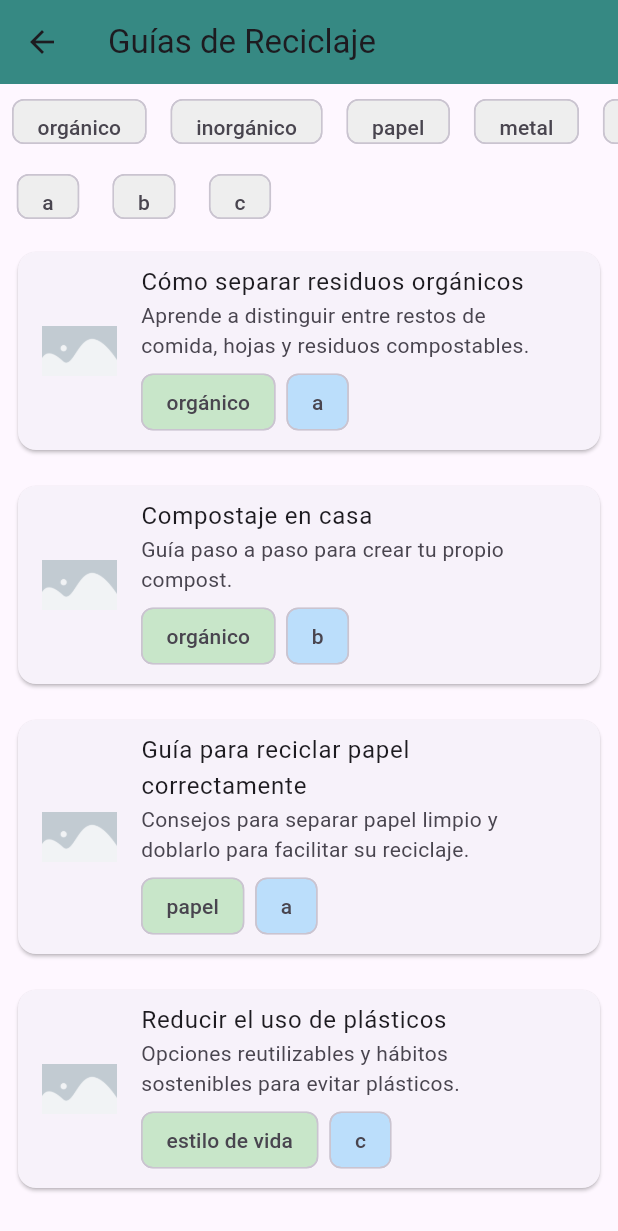
After one commit to Roberto-PM2/Infinitary_App, a Flutter app: the screen it shows after launch, after a tap on "Guías", on a phone screen of 412 x 824 dp. The commit adds this screen. Shown: the top 1231 px of the screen. Run offline on Flutter 3.47's test engine with Material 3 defaults, Android fonts, the phone set to English and light mode, and no system bars; our stand-ins replace flutter_local_notifications, flutter_map, flutter_timezone, geolocator, hive_ce, hive_ce_flutter and 2 more; missing offline and left inert: open_route_service; accounts and stored records are empty.

Commit message:
mapa y layout de guias

```diff
--- /dev/null
+++ b/eco_habit/lib/guias_page.dart
@@ -0,0 +1,174 @@
+import 'package:flutter/material.dart';
+import 'model_guias.dart';
+
+class GuiasPage extends StatefulWidget {
+  const GuiasPage({super.key});
+
+  @override
+  State<GuiasPage> createState() => _GuiasPageState();
+}
+
+class _GuiasPageState extends State<GuiasPage> {
+  final List<String> categorias = [
+    'orgánico',
+    'inorgánico',
+    'papel',
+    'metal',
+    'cartón',
+    'estilo de vida'
+  ];
+  final List<String> subcategorias = ['a', 'b', 'c'];
+  String? filtroCategoria;
+  String? filtroSubcategoria;
+
+  @override
+  Widget build(BuildContext context) {
+    // Lógica de filtrado mejorada
+    final guiasFiltradas = _filtrarGuias();
+
+    return Scaffold(
+      appBar: AppBar(
+        title: const Text('Guías de Reciclaje'),
+        backgroundColor: const Color(0xff368983),
+      ),
+      body: Column(
+        children: [
+          // Filtro de categorías
+          SizedBox(
+            height: 50,
+            child: ListView.builder(
+              scrollDirection: Axis.horizontal,
+              itemCount: categorias.length,
+              itemBuilder: (context, index) {
+                final cat = categorias[index];
+                return Padding(
+                  padding: const EdgeInsets.symmetric(horizontal: 8, vertical: 10),
+                  child: ChoiceChip(
+                    label: Text(cat),
+                    selected: filtroCategoria == cat,
+                    onSelected: (selected) {
+                      setState(() {
+                        filtroCategoria = selected ? cat : null;
+                      });
+                    },
+                    selectedColor: Colors.green.shade300,
+                    backgroundColor: Colors.grey.shade200,
+                  ),
+                );
+              },
+            ),
+          ),
+
+          // Filtro de subcategorías
+          SizedBox(
+            height: 50,
+            child: ListView.builder(
+              scrollDirection: Axis.horizontal,
+              itemCount: subcategorias.length, // Corregido: usar subcategorias.length
+              itemBuilder: (context, index) {
+                final subcat = subcategorias[index];
+                return Padding(
+                  padding: const EdgeInsets.symmetric(horizontal: 8, vertical: 10),
+                  child: ChoiceChip(
+                    label: Text(subcat),
+                    selected: filtroSubcategoria == subcat,
+                    onSelected: (selected) {
+                      setState(() {
+                        filtroSubcategoria = selected ? subcat : null;
+                      });
+                    },
+                    selectedColor: Colors.blue.shade300, // Color diferente para distinguir
+                    backgroundColor: Colors.grey.shade200,
+                  ),
+                );
+              },
+            ),
+          ),
+
+          // Botones para limpiar filtros
+          if (filtroCategoria != null || filtroSubcategoria != null)
+            Row(
+              mainAxisAlignment: MainAxisAlignment.center,
+              children: [
+                if (filtroCategoria != null)
+                  TextButton(
+                    onPressed: () {
+                      setState(() {
+                        filtroCategoria = null;
+                      });
+                    },
+                    child: const Text('Limpiar categoría'),
+                  ),
+                if (filtroSubcategoria != null)
+                  TextButton(
+                    onPressed: () {
+                      setState(() {
+                        filtroSubcategoria = null;
+                      });
+                    },
+                    child: const Text('Limpiar subcategoría'),
+                  ),
+              ],
+            ),
+
+          Expanded(
+            child: ListView.builder(
+              itemCount: guiasFiltradas.length,
+              itemBuilder: (context, index) {
+                final guia = guiasFiltradas[index];
+                return Card(
+                  margin: const EdgeInsets.all(12),
+                  child: ListTile(
+                    leading: Image.asset(guia.imagenUrl, width: 50, fit: BoxFit.cover),
+                    title: Text(guia.titulo),
+                    subtitle: Column(
+                      crossAxisAlignment: CrossAxisAlignment.start,
+                      children: [
+                        Text(guia.descripcion),
+                        const SizedBox(height: 4),
+                        Row(
+                          children: [
+                            Chip(
+                              label: Text(guia.categoria),
+                              backgroundColor: Colors.green.shade100,
+                            ),
+                            const SizedBox(width: 4),
+                            Chip(
+                              label: Text(guia.subcategoria),
+                              backgroundColor: Colors.blue.shade100,
+                            ),
+                          ],
+                        ),
+                      ],
+                    ),
+                  ),
+                );
+              },
+            ),
+          ),
+        ],
+      ),
+    );
+  }
+
+  List<Guia> _filtrarGuias() {
+    // Caso 1: Ningún filtro seleccionado
+    if (filtroCategoria == null && filtroSubcategoria == null) {
+      return listaGuias;
+    }
+    // Caso 2: Solo categoría seleccionada
+    else if (filtroCategoria != null && filtroSubcategoria == null) {
+      return listaGuias.where((g) => g.categoria == filtroCategoria).toList();
+    }
+    // Caso 3: Solo subcategoría seleccionada
+    else if (filtroCategoria == null && filtroSubcategoria != null) {
+      return listaGuias.where((g) => g.subcategoria == filtroSubcategoria).toList();
+    }
+    // Caso 4: Ambos filtros seleccionados
+    else {
+      return listaGuias
+          .where((g) => g.categoria == filtroCategoria && g.subcategoria == filtroSubcategoria)
+          .toList();
+    }
+  }
+}
--- a/eco_habit/lib/home_page.dart
+++ b/eco_habit/lib/home_page.dart
@@ -1,9 +1,13 @@
 import 'package:eco_habit/huella_page.dart';
 import 'package:eco_habit/lista_centros.dart';
+import 'package:eco_habit/mapa_page.dart';
 import 'package:flutter/material.dart';
 import 'alerts_page.dart';
 import 'notifications_service.dart';
 import 'politica.dart';
+import 'package:geolocator/geolocator.dart';
+import 'guias_page.dart';
+
 
 class HomePage extends StatefulWidget {
   const HomePage({super.key});
@@ -13,6 +17,27 @@ class HomePage extends StatefulWidget {
 }
 
 class _HomePageState extends State<HomePage> {
+  Future<Position> determinePosition() async{
+    LocationPermission permission;
+    permission = await Geolocator.checkPermission();
+    if (permission == LocationPermission.denied) {
+      permission = await Geolocator.requestPermission();
+      if (permission == LocationPermission.denied) {
+        return Future.error('error');
+
+      }
+
+    }
+    return await Geolocator.getCurrentPosition();
+
+  }
+
+  void getCurrentLocation() async {
+    Position position = await determinePosition();
+    print(position.latitude);
+    print(position.longitude);
+  }
+
   @override
   Widget build(BuildContext context) {
     return Scaffold(
@@ -47,8 +72,25 @@ class _HomePageState extends State<HomePage> {
                         MaterialPageRoute(builder: (context) => HuellaCarbono()),
                       );
                     }),
+
                     const SizedBox(height: 20),
-                    _buildDisabledButton(Icons.menu_book, 'Guías'),
+                    _buildButton(Icons.menu_book, 'Guías', () {
+                      Navigator.push(
+                        context,
+                        MaterialPageRoute(builder: (context) => const GuiasPage()),
+                      );
+                    }),
+
+                    const SizedBox(height: 40),
+                    TextButton(
+                      onPressed: () {
+                        getCurrentLocation();
+                      },
+                      child: const Text(
+                        'clic aqui para activar permisos',
+                        style: TextStyle(fontSize: 16, color: Colors.green),
+                      ),
+                    ),
                     const SizedBox(height: 40),
                     TextButton(
                       onPressed: () {
--- /dev/null
+++ b/eco_habit/lib/model_guias.dart
@@ -0,0 +1,47 @@
+class Guia {
+  final String titulo;
+  final String descripcion;
+  final String categoria; // Ej: 'orgánico', 'inorgánico', 'papel', etc.
+  final String subcategoria; // Nueva propiedad: 'a', 'b' o 'c'
+  final String imagenUrl;
+
+  Guia({
+    required this.titulo,
+    required this.descripcion,
+    required this.categoria,
+    required this.subcategoria,
+    required this.imagenUrl,
+  });
+}
+
+final List<Guia> listaGuias = [
+  Guia(
+    titulo: 'Cómo separar residuos orgánicos',
+    descripcion: 'Aprende a distinguir entre restos de comida, hojas y residuos compostables.',
+    categoria: 'orgánico',
+    subcategoria: 'a',
+    imagenUrl: 'assets/images/placeholder.png',
+  ),
+  Guia(
+    titulo: 'Compostaje en casa',
+    descripcion: 'Guía paso a paso para crear tu propio compost.',
+    categoria: 'orgánico',
+    subcategoria: 'b',
+    imagenUrl: 'assets/images/placeholder.png',
+  ),
+  Guia(
+    titulo: 'Guía para reciclar papel correctamente',
+    descripcion: 'Consejos para separar papel limpio y doblarlo para facilitar su reciclaje.',
+    categoria: 'papel',
+    subcategoria: 'a',
+    imagenUrl: 'assets/images/placeholder.png',
+  ),
+  Guia(
+    titulo: 'Reducir el uso de plásticos',
+    descripcion: 'Opciones reutilizables y hábitos sostenibles para evitar plásticos.',
+    categoria: 'estilo de vida',
+    subcategoria: 'c',
+    imagenUrl: 'assets/images/placeholder.png',
+  ),
+  // Agrega más guías...
+];
--- a/eco_habit/pubspec.yaml
+++ b/eco_habit/pubspec.yaml
@@ -39,6 +39,11 @@ dependencies:
   flutter_local_notifications: ^19.0.0
   timezone: ^0.10.0
   flutter_timezone: ^4.1.0
+  latlong2: ^0.9.1
+  flutter_map: ^8.1.1
+  geolocator: ^13.0.4
+  http: ^1.3.0
+  open_route_service: ^1.2.7
 
 dev_dependencies:
   flutter_test:
```
Also changed, not shown: eco_habit/lib/informacion_centro.dart (+41 -25 lines), eco_habit/lib/mapa_page.dart (added, +170 -0 lines), eco_habit/lib/model_centros.dart (+11 -0 lines), eco_habit/pubspec.lock, 4 other files.
